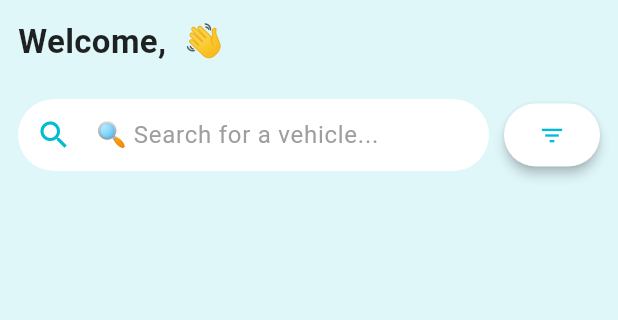
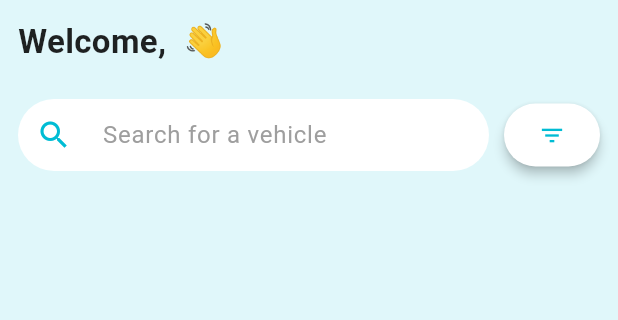
Before and after one commit to PreyanshuShah/Yatra, a Flutter app: the HomePage screen opened by its route, on a phone screen of 412 x 824 dp, the part 84-404 px from its top. Run offline on Flutter 3.47's test engine with Material 3 defaults, Android fonts, the phone set to English and light mode, and no system bars; our stand-ins replace dio, file_picker, image_picker, shared_preferences; accounts and stored records are empty; network calls fail.

Commit message:
ui changes

```diff
--- a/Front/lib/View/home_page.dart
+++ b/Front/lib/View/home_page.dart
@@ -273,7 +273,7 @@ class _HomePageState extends State<HomePage> {
                   child: TextField(
                     controller: _searchController,
                     decoration: InputDecoration(
-                      hintText: '🔍 Search for a vehicle...',
+                      hintText: ' Search for a vehicle',
                       prefixIcon: const Icon(Icons.search, color: Colors.cyan),
                       filled: true,
                       fillColor: Colors.white,
```
